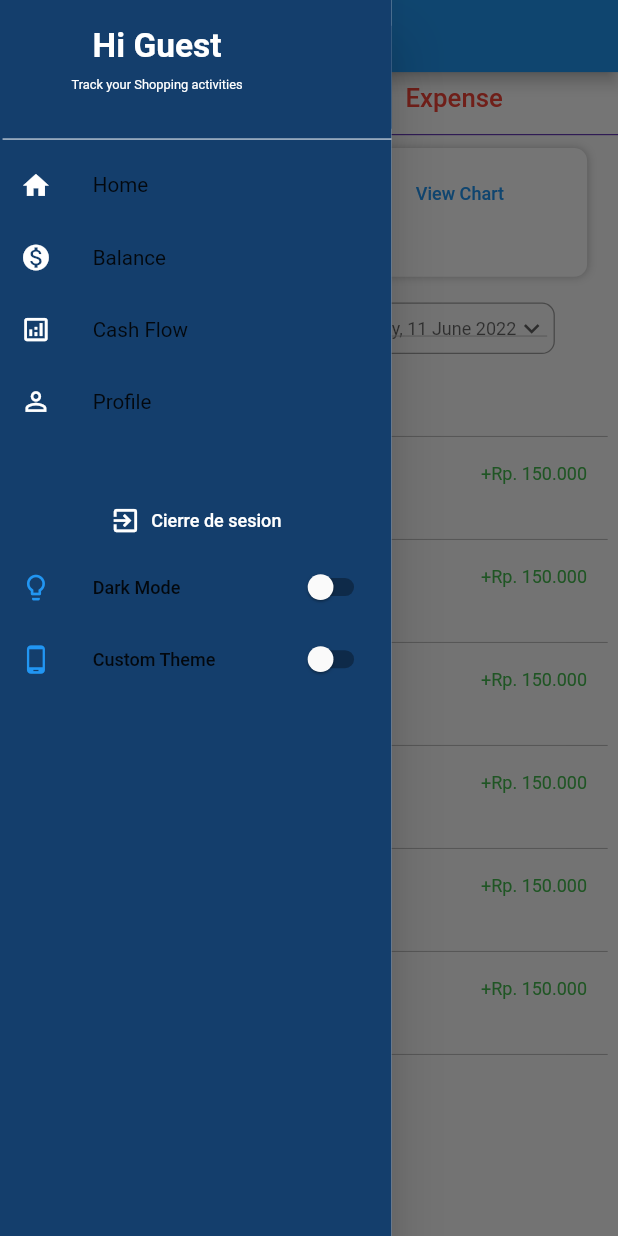
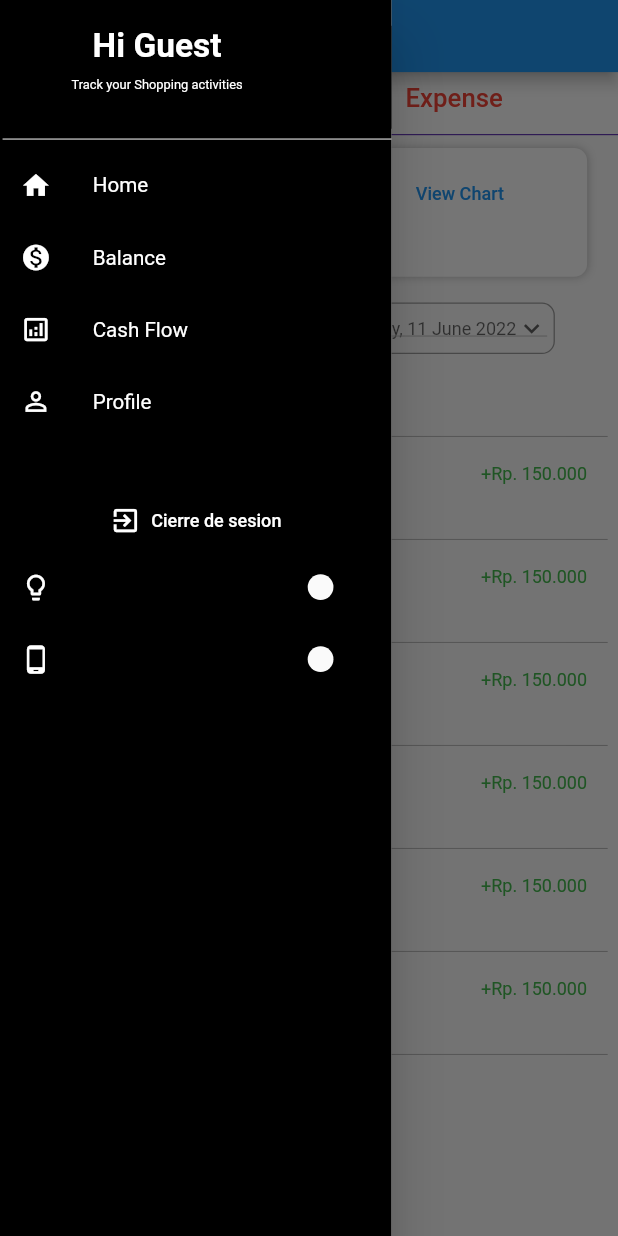
Before and after one commit to IMhat/flutter_keycloak, a Flutter app: the CashFlowScreen screen opened by its route, with the side drawer open, on a phone screen of 412 x 824 dp. Run offline on Flutter 3.47's test engine with Material 2 defaults, Android fonts, the phone set to English and light mode, and no system bars; our stand-ins replace avatar_glow, expandable_text, flutter_secure_storage, flutter_tts, font_awesome_flutter, go_router and 5 more; missing offline and left inert: dart:ffi, flutter_appauth; accounts and stored records are empty; generated files the repository leaves out were written again.

Commit message:
modificacion de carlos

```diff
--- a/lib/screens/cashflow/cash_flow_screen.dart
+++ b/lib/screens/cashflow/cash_flow_screen.dart
@@ -50,7 +50,7 @@ class _CashFlowScreenState extends State<CashFlowScreen>
               child: Material(
                 color: Colors.white,
                 child: TabBar(
-                  indicatorColor: const Color(0xff143E6C),
+                  indicatorColor: Color.fromARGB(255, 168, 172, 177),
                   controller: controller,
                   labelColor: Colors.black,
                   unselectedLabelColor: Colors.grey,
--- a/lib/widgets/custom_drawer.dart
+++ b/lib/widgets/custom_drawer.dart
@@ -16,14 +16,14 @@ class CustomDrawer extends StatelessWidget {
     // final authService = Provider.of<AuthService>(context, listen: false);
     final AuthService authService = AuthService();
     return Scaffold(
-      backgroundColor: AppTheme.primary,
+      backgroundColor: Color.fromARGB(255, 0, 0, 0),
       body: ListView(
         children: [
           Container(
             margin: const EdgeInsets.only(top: 20),
             width: double.infinity,
             height: 80,
-            color: AppTheme.primary,
+            color: Color.fromARGB(255, 0, 0, 0),
             child: Container(
               margin: const EdgeInsets.only(right: 60),
               child: Column(
@@ -58,7 +58,7 @@ class CustomDrawer extends StatelessWidget {
           ListTile(
             title: const Text(
               'Home',
-              style: TextStyle(fontSize: 16, fontWeight: FontWeight.w400),
+              style: TextStyle(fontSize: 16, fontWeight: FontWeight.w400, color: Colors.white),
             ),
             leading: const Icon(
               Icons.home,
@@ -74,7 +74,7 @@ class CustomDrawer extends StatelessWidget {
           ListTile(
             title: const Text(
               'Balance',
-              style: TextStyle(fontSize: 16, fontWeight: FontWeight.w400),
+              style: TextStyle(fontSize: 16, fontWeight: FontWeight.w400, color: Colors.white),
             ),
             leading: const Icon(
               Icons.monetization_on,
@@ -90,7 +90,7 @@ class CustomDrawer extends StatelessWidget {
           ListTile(
             title: const Text(
               'Cash Flow',
-              style: TextStyle(fontSize: 16, fontWeight: FontWeight.w400),
+              style: TextStyle(fontSize: 16, fontWeight: FontWeight.w400, color: Colors.white),
             ),
             leading: const Icon(
               Icons.analytics_outlined,
@@ -106,7 +106,7 @@ class CustomDrawer extends StatelessWidget {
           ListTile(
             title: const Text(
               'Profile',
-              style: TextStyle(fontSize: 16, fontWeight: FontWeight.w400),
+              style: TextStyle(fontSize: 16, fontWeight: FontWeight.w400, color: Colors.white),
             ),
             leading: const Icon(
               Icons.person_outline,
--- a/lib/widgets/ia.dart
+++ b/lib/widgets/ia.dart
@@ -11,7 +11,7 @@ class IaIcon extends StatelessWidget {
       ),
       child: const CircleAvatar(
         radius: 25,
-        backgroundImage: AssetImage('assets/iaprueba.gif'),
+        backgroundImage: AssetImage('assets/image.png'),
       ),
     );
   }
--- a/lib/widgets/switch_dark_mode.dart
+++ b/lib/widgets/switch_dark_mode.dart
@@ -15,7 +15,7 @@ class SwitchDarkMode extends StatelessWidget {
         ListTile(
           leading: const Icon(
             Icons.lightbulb_outline,
-            color: Colors.blue,
+            color: Color.fromARGB(255, 255, 255, 255),
           ),
           title: const Text('Dark Mode'),
           trailing: Switch.adaptive(
@@ -26,7 +26,7 @@ class SwitchDarkMode extends StatelessWidget {
         ListTile(
           leading: const Icon(
             Icons.phone_android,
-            color: Colors.blue,
+            color: Color.fromARGB(255, 255, 255, 255),
           ),
           title: const Text('Custom Theme'),
           trailing: Switch.adaptive(
```
Also changed, not shown: lib/screens/home/home_screen.dart (+21 -56 lines), lib/widgets/bottom_bar.dart (+58 -31 lines).
